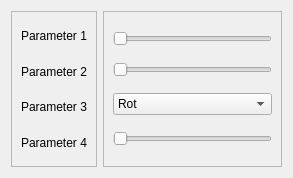
This is resource/SegmentationParameterDialog.ui in nigroup/ni_vision_gui as Qt 5 draws it before an edit. The edited form follows.
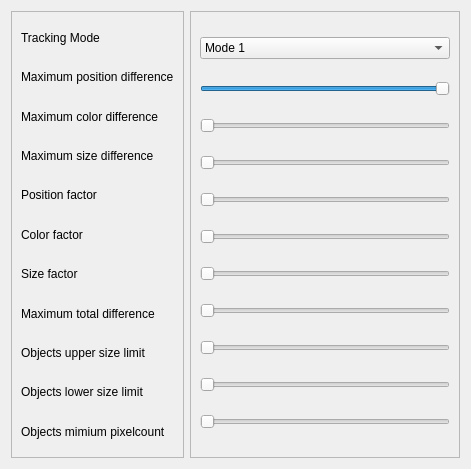
This is the edited form.

```diff
--- a/resource/SegmentationParameterDialog.ui
+++ b/resource/SegmentationParameterDialog.ui
@@ -6,8 +6,8 @@
    <rect>
     <x>0</x>
     <y>0</y>
-    <width>293</width>
-    <height>178</height>
+    <width>471</width>
+    <height>469</height>
    </rect>
   </property>
   <property name="windowTitle">
@@ -26,20 +26,6 @@
       <enum>QFrame::Raised</enum>
      </property>
      <layout class="QVBoxLayout" name="verticalLayout_2">
-      <item>
-       <widget class="QSlider" name="horizontalSlider">
-        <property name="orientation">
-         <enum>Qt::Horizontal</enum>
-        </property>
-       </widget>
-      </item>
-      <item>
-       <widget class="QSlider" name="horizontalSlider_2">
-        <property name="orientation">
-         <enum>Qt::Horizontal</enum>
-        </property>
-       </widget>
-      </item>
       <item>
        <widget class="QComboBox" name="comboBox">
         <property name="editable">
@@ -47,7 +33,7 @@
         </property>
         <item>
          <property name="text">
-          <string>Rot</string>
+          <string>Mode 1</string>
          </property>
         </item>
         <item>
@@ -55,16 +41,32 @@
           <string>Blau</string>
          </property>
         </item>
-        <item>
-         <property name="text">
-          <string>Grün</string>
-         </property>
-        </item>
-        <item>
-         <property name="text">
-          <string>Gelb</string>
-         </property>
-        </item>
+       </widget>
+      </item>
+      <item>
+       <widget class="QSlider" name="horizontalSlider">
+        <property name="maximum">
+         <number>1</number>
+        </property>
+        <property name="pageStep">
+         <number>1</number>
+        </property>
+        <property name="value">
+         <number>1</number>
+        </property>
+        <property name="sliderPosition">
+         <number>1</number>
+        </property>
+        <property name="orientation">
+         <enum>Qt::Horizontal</enum>
+        </property>
+       </widget>
+      </item>
+      <item>
+       <widget class="QSlider" name="horizontalSlider_2">
+        <property name="orientation">
+         <enum>Qt::Horizontal</enum>
+        </property>
        </widget>
       </item>
       <item>
@@ -74,6 +76,55 @@
         </property>
        </widget>
       </item>
+      <item>
+       <widget class="QSlider" name="horizontalSlider_3">
+        <property name="orientation">
+         <enum>Qt::Horizontal</enum>
+        </property>
+       </widget>
+      </item>
+      <item>
+       <widget class="QSlider" name="horizontalSlider_5">
+        <property name="orientation">
+         <enum>Qt::Horizontal</enum>
+        </property>
+       </widget>
+      </item>
+      <item>
+       <widget class="QSlider" name="horizontalSlider_6">
+        <property name="orientation">
+         <enum>Qt::Horizontal</enum>
+        </property>
+       </widget>
+      </item>
+      <item>
+       <widget class="QSlider" name="horizontalSlider_7">
+        <property name="orientation">
+         <enum>Qt::Horizontal</enum>
+        </property>
+       </widget>
+      </item>
+      <item>
+       <widget class="QSlider" name="horizontalSlider_8">
+        <property name="orientation">
+         <enum>Qt::Horizontal</enum>
+        </property>
+       </widget>
+      </item>
+      <item>
+       <widget class="QSlider" name="horizontalSlider_9">
+        <property name="orientation">
+         <enum>Qt::Horizontal</enum>
+        </property>
+       </widget>
+      </item>
+      <item>
+       <widget class="QSlider" name="horizontalSlider_10">
+        <property name="orientation">
+         <enum>Qt::Horizontal</enum>
+        </property>
+       </widget>
+      </item>
      </layout>
     </widget>
    </item>
@@ -89,28 +140,77 @@
       <item>
        <widget class="QLabel" name="label_5">
         <property name="text">
-         <string>Parameter 1</string>
+         <string>Tracking Mode</string>
         </property>
        </widget>
       </item>
       <item>
        <widget class="QLabel" name="label_2">
         <property name="text">
-         <string>Parameter 2</string>
+         <string>Maximum position difference</string>
         </property>
        </widget>
       </item>
       <item>
        <widget class="QLabel" name="label">
         <property name="text">
-         <string>Parameter 3</string>
+         <string>Maximum color difference</string>
         </property>
        </widget>
       </item>
       <item>
        <widget class="QLabel" name="label_3">
         <property name="text">
-         <string>Parameter 4</string>
+         <string>Maximum size difference</string>
+        </property>
+       </widget>
+      </item>
+      <item>
+       <widget class="QLabel" name="label_4">
+        <property name="text">
+         <string>Position factor</string>
+        </property>
+       </widget>
+      </item>
+      <item>
+       <widget class="QLabel" name="label_6">
+        <property name="text">
+         <string>Color factor</string>
+        </property>
+       </widget>
+      </item>
+      <item>
+       <widget class="QLabel" name="label_7">
+        <property name="text">
+         <string>Size factor</string>
+        </property>
+       </widget>
+      </item>
+      <item>
+       <widget class="QLabel" name="label_8">
+        <property name="text">
+         <string>Maximum total difference</string>
+        </property>
+       </widget>
+      </item>
+      <item>
+       <widget class="QLabel" name="label_9">
+        <property name="text">
+         <string>Objects upper size limit</string>
+        </property>
+       </widget>
+      </item>
+      <item>
+       <widget class="QLabel" name="label_10">
+        <property name="text">
+         <string>Objects lower size limit</string>
+        </property>
+       </widget>
+      </item>
+      <item>
+       <widget class="QLabel" name="label_11">
+        <property name="text">
+         <string>Objects mimium pixelcount</string>
         </property>
        </widget>
       </item>
```
Left out of the diff: 2 changed lines with no effect on the pictures.
